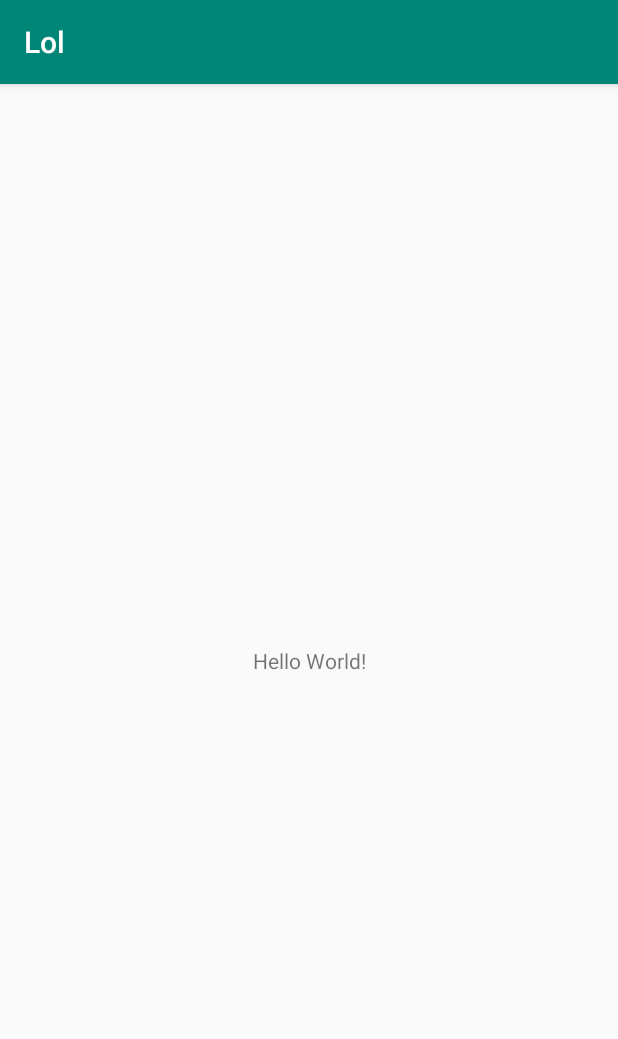
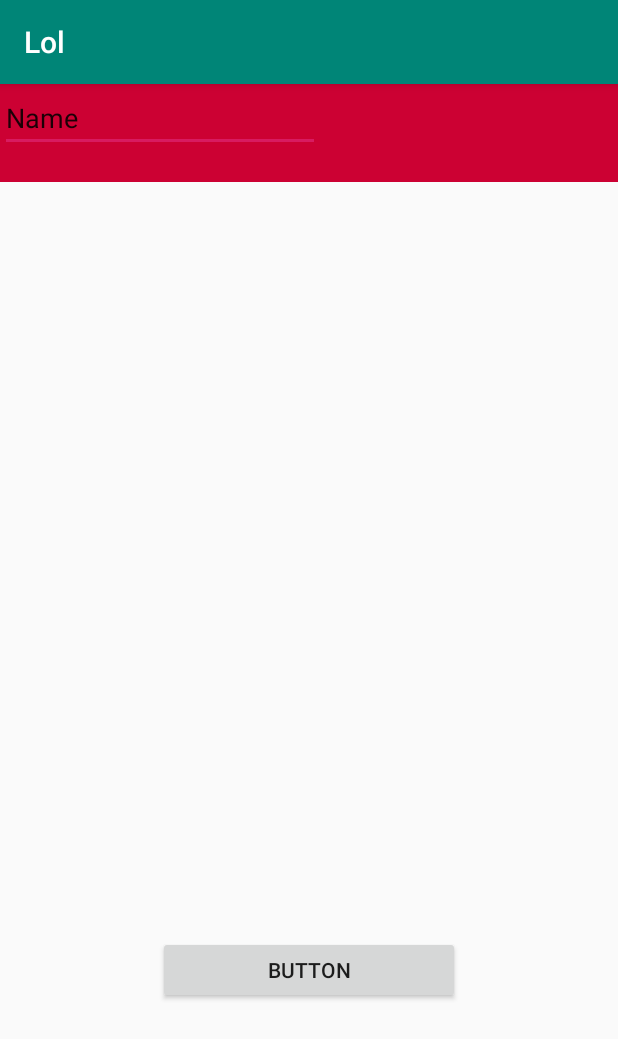
Before and after one commit to 0974201/qr-ding, an Android app: the screen it shows after launch (MainActivity), on a phone screen of 412 x 824 dp. Shown: the top 1039 px of the screen. Run offline under Robolectric (Android 15) with nearby library versions, the phone set to English and light mode, and no system bars; 1 statement that could not run was skipped.

Commit message:
sdg 4gfgdfh hdfh

```diff
--- a/app/src/main/java/com/example/lol/MainActivity.java
+++ b/app/src/main/java/com/example/lol/MainActivity.java
@@ -2,6 +2,8 @@ package com.example.lol;
 
 import android.support.v7.app.AppCompatActivity;
 import android.os.Bundle;
+import android.widget.Button;
+import android.widget.EditText;
 import android.widget.ImageView;
 
 public class MainActivity extends AppCompatActivity {
@@ -9,15 +11,21 @@ public class MainActivity extends AppCompatActivity {
     //waarom heeft dit ding een spellchecker. leaf me be.
     //todo: schrijf stuff idek
     //oh, nice ik wist niet dat android studio dat deed.
-    //also, waarom gebruikt het letterlijk >1GB ram. android studio why
+    //also, waarom gebruikt het letterlijk >2GB ram. android studio why
 
-    //qrgen.qrDing()
+    private ImageView ivStats;
+    private EditText dingetje;
+    private Button butt;
 
     @Override
 
     protected void onCreate(Bundle savedInstanceState) {
         super.onCreate(savedInstanceState);
         setContentView(R.layout.activity_main);
+
+        this.ivStats = findViewById(R.id.ivStats);
+        this.dingetje = findViewById(R.id.dingetje);
+        this.butt = findViewById(R.id.butt); //yeey it found the butt
     }
 
     //ImageView view = new ImageView();
--- a/app/src/main/java/com/example/lol/qrgen.java
+++ b/app/src/main/java/com/example/lol/qrgen.java
@@ -20,7 +20,6 @@ public class qrgen{
     //jfsdlkfjslkdjflkdfjlkdjf ik ga mezelf van het dak yeeten
     //todo: yeet mezelf van het dak
     //https://zxing.github.io/zxing/apidocs/ !!! apidocs yessssss <3
-    //https://developer.android.com/reference/android/graphics/Bitmap ughh
 
     //variabelen:
     private int SIZE = 350; //hoe groot de qr code moet zijn in pixels
--- a/app/src/main/res/layout/activity_main.xml
+++ b/app/src/main/res/layout/activity_main.xml
@@ -7,12 +7,57 @@
     tools:context=".MainActivity">
 
     <TextView
+        android:id="@+id/textView"
         android:layout_width="wrap_content"
         android:layout_height="wrap_content"
         android:text="Hello World!"
+        android:visibility="visible"
         app:layout_constraintBottom_toBottomOf="parent"
         app:layout_constraintLeft_toLeftOf="parent"
         app:layout_constraintRight_toRightOf="parent"
+        app:layout_constraintTop_toTopOf="parent"
+        app:layout_constraintVertical_bias="0.035" />
+
+    <LinearLayout
+        android:layout_width="0dp"
+        android:layout_height="65dp"
+        android:background="#CC0133"
+        android:clickable="false"
+        android:longClickable="false"
+        android:orientation="horizontal"
+        android:visibility="visible"
+        app:layout_constrainedHeight="true"
+        app:layout_constrainedWidth="true"
+        app:layout_constraintEnd_toEndOf="parent"
+        app:layout_constraintHorizontal_chainStyle="spread"
+        app:layout_constraintStart_toStartOf="parent"
+        app:layout_constraintTop_toTopOf="parent"
+        app:layout_constraintWidth_default="spread"
+        app:layout_constraintWidth_max="wrap"></LinearLayout>
+
+    <Button
+        android:id="@+id/butt"
+        android:layout_width="0dp"
+        android:layout_height="45dp"
+        android:layout_marginStart="105dp"
+        android:layout_marginLeft="105dp"
+        android:layout_marginTop="568dp"
+        android:layout_marginEnd="105dp"
+        android:layout_marginRight="105dp"
+        android:text="Button"
+        app:layout_constraintEnd_toEndOf="parent"
+        app:layout_constraintHorizontal_bias="1.0"
+        app:layout_constraintStart_toStartOf="parent"
         app:layout_constraintTop_toTopOf="parent" />
 
+    <EditText
+        android:id="@+id/dingetje"
+        android:layout_width="wrap_content"
+        android:layout_height="wrap_content"
+        android:ems="10"
+        android:inputType="textPersonName"
+        android:text="Name"
+        tools:layout_editor_absoluteX="105dp"
+        tools:layout_editor_absoluteY="502dp" />
+
 </android.support.constraint.ConstraintLayout>
```
